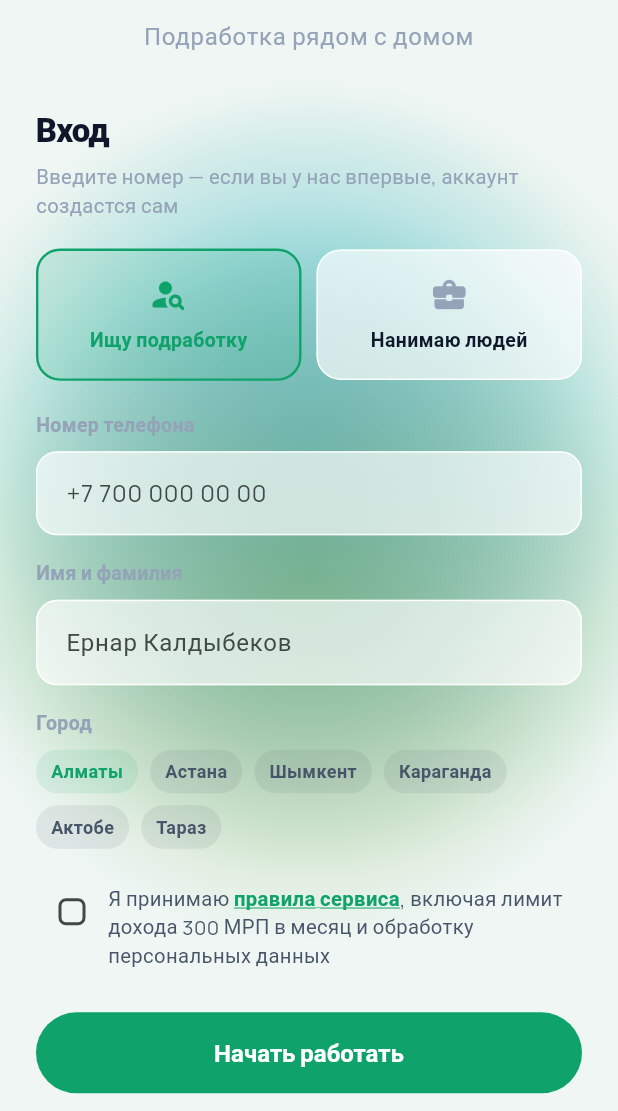
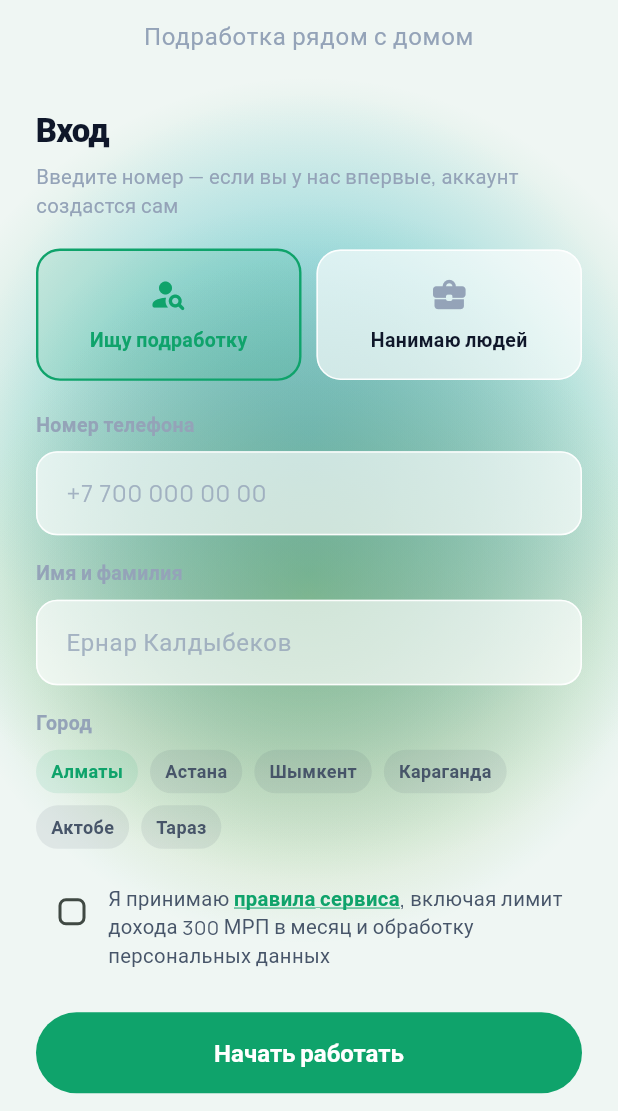
Before and after one commit to kiray228/fastwork, a Flutter app: the screen it shows after launch, on a phone screen of 412 x 824 dp, the part 125-1236 px from its top. Run offline on Flutter 3.47's test engine with Material 3 defaults, Android fonts, the phone set to English and light mode, and no system bars; our stand-ins replace drift, drift_flutter, google_fonts, shared_preferences; accounts and stored records are empty; generated files the repository leaves out were written again; statements that could not run were skipped.

Commit message:
Make placeholder text look like a placeholder
Hints were drawn in the same ink as typed text, so the company field
showing "Magnum" looked filled in: people pressed "Создать аккаунт"
and were told to enter a company. Hints are now muted in both themes.

Co-Authored-By: Claude Opus 5.5 <noreply@anthropic.com>
Claude-Session: https://claude.ai/code/session_018B6nWonVAuGAxMi145wXVT

```diff
--- a/lib/theme/app_theme.dart
+++ b/lib/theme/app_theme.dart
@@ -128,6 +128,15 @@ class AppTheme {
       inputDecorationTheme: InputDecorationTheme(
         filled: true,
         fillColor: fieldFill,
+        // Подсказка в пустом поле — бледная. Раньше она была того же
+        // цвета, что и введённый текст, и «Magnum» в поле компании
+        // выглядело заполненным: человек жал «Создать» и получал
+        // «Укажите название компании».
+        hintStyle: TextStyle(
+          color: (isDark ? AppColors.darkMuted : AppColors.muted)
+              .withValues(alpha: 0.8),
+          fontWeight: FontWeight.w400,
+        ),
         border: field(fieldEdge),
         enabledBorder: field(fieldEdge),
         focusedBorder: field(AppColors.brand, 1.6),
```
